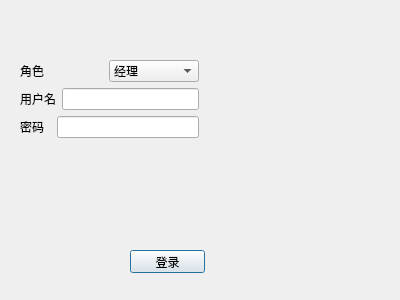
Qt form HotelAirCondiManSystem/login.ui (lhd1029/SoftwareEngineering) before a commit.
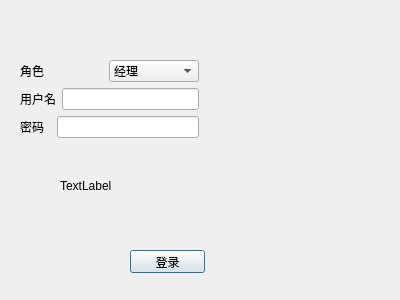
The same form after that commit.

```diff
--- a/HotelAirCondiManSystem/login.ui
+++ b/HotelAirCondiManSystem/login.ui
@@ -26,7 +26,7 @@
     <string>登录</string>
    </property>
   </widget>
-  <widget class="QWidget" name="">
+  <widget class="QWidget" name="layoutWidget">
    <property name="geometry">
     <rect>
      <x>20</x>
@@ -96,6 +96,19 @@
     </item>
    </layout>
   </widget>
+  <widget class="QLabel" name="label_test">
+   <property name="geometry">
+    <rect>
+     <x>60</x>
+     <y>180</y>
+     <width>54</width>
+     <height>12</height>
+    </rect>
+   </property>
+   <property name="text">
+    <string>TextLabel</string>
+   </property>
+  </widget>
  </widget>
  <resources/>
  <connections/>
```
